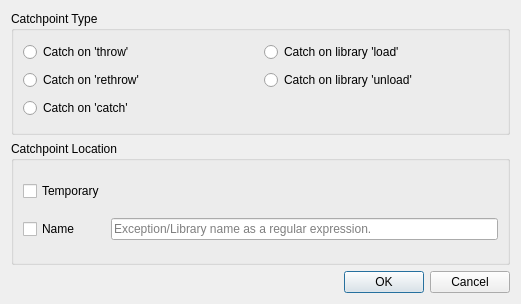
The window that src/SeerCatchpointCreateDialog.ui (epasveer/seer) describes before a commit, drawn with Qt 5.
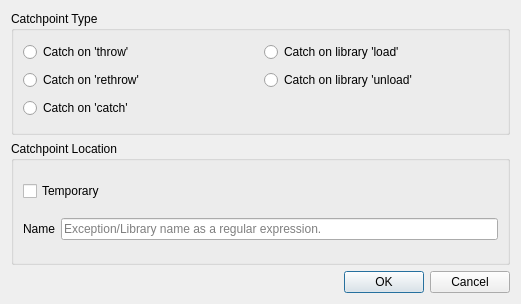
The same window after the commit.

Commit message:
Catchpoints for 'catch' broke. Now fixed.
As well, saving of all catchpoints works.

```diff
--- a/src/SeerCatchpointCreateDialog.ui
+++ b/src/SeerCatchpointCreateDialog.ui
@@ -79,8 +79,15 @@
       <string>Catchpoint Location</string>
      </property>
      <layout class="QGridLayout" name="gridLayout">
+      <item row="0" column="0" colspan="2">
+       <widget class="QCheckBox" name="temporaryCheckBox">
+        <property name="text">
+         <string>Temporary</string>
+        </property>
+       </widget>
+      </item>
       <item row="1" column="0">
-       <widget class="QCheckBox" name="nameCheckBox">
+       <widget class="QLabel" name="nameLabel">
         <property name="text">
          <string>Name</string>
         </property>
@@ -96,13 +103,6 @@
         </property>
        </widget>
       </item>
-      <item row="0" column="0">
-       <widget class="QCheckBox" name="temporaryCheckBox">
-        <property name="text">
-         <string>Temporary</string>
-        </property>
-       </widget>
-      </item>
      </layout>
     </widget>
    </item>
```
The commit also changes 2 other files.
